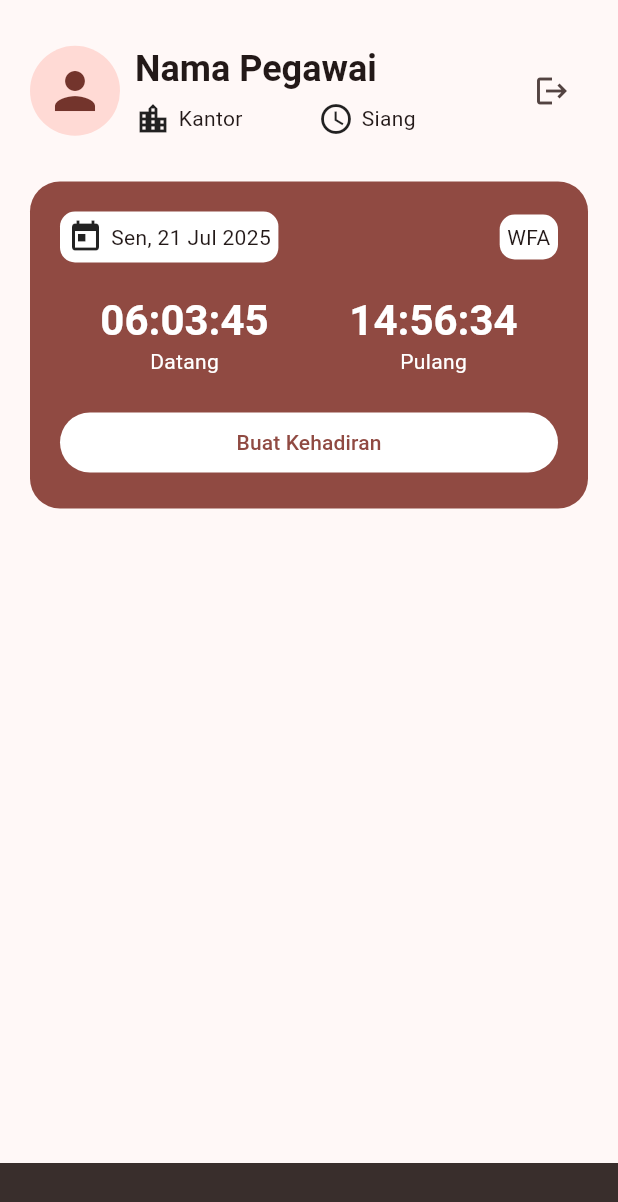
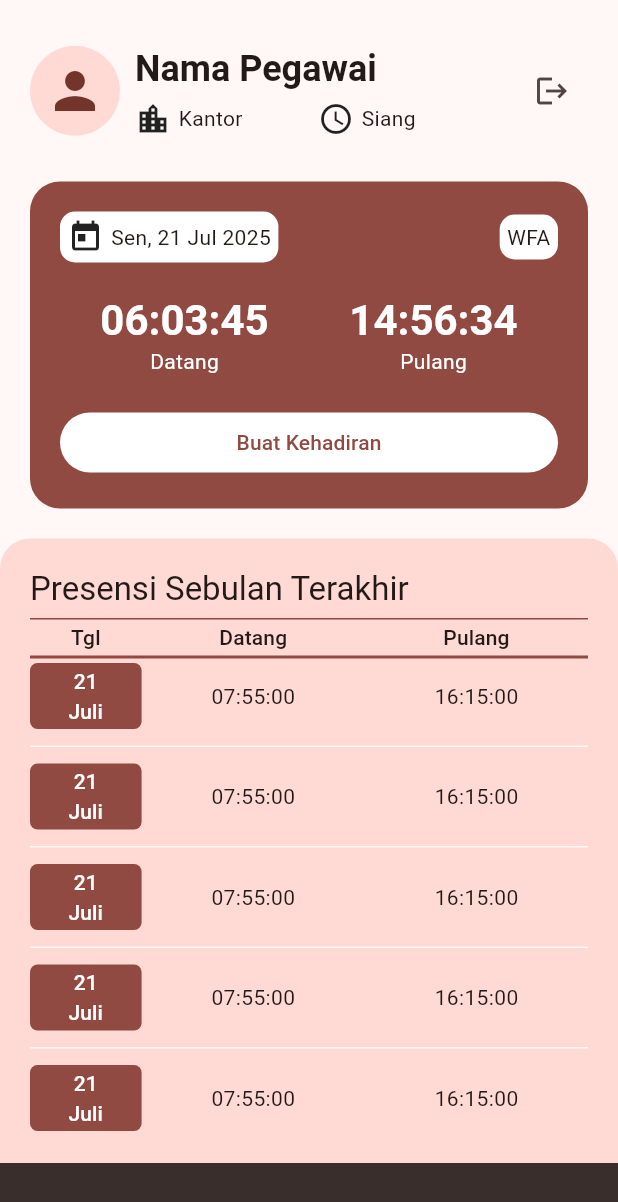
Before and after one commit to rickyalfin/presensi_pegawai_flutter, a Flutter app: the screen it shows after launch, after a tap on "Login", on a phone screen of 412 x 824 dp. Shown: the top 1202 px of the screen. Run offline on Flutter 3.47's test engine with Material 3 defaults, Android fonts, the light colour scheme and no system bars; our stand-ins replace dio, freezed_annotation, geolocator, get_it, pretty_dio_logger, retrofit and 1 more; missing offline and left inert: flutter_osm_plugin.

Commit message:
Membangun tampilan kehadiran sebulan terakhir halaman home

```diff
--- a/lib/app/presentation/home/home_screen.dart
+++ b/lib/app/presentation/home/home_screen.dart
@@ -11,7 +11,13 @@ class HomeScreen extends AppWidget<HomeNotifier, void, void> {
   Widget bodyBuild(BuildContext context) {
     // Widget SafeArea digunakan untuk mengamankan tampilan konten supaya isi konten tidak bertabrakan dengan notifikasi di mobile
     return SafeArea(
-      child: Column(children: [_headerLayout(context), _todayLayout(context)]),
+      child: Column(
+        children: [
+          _headerLayout(context),
+          _todayLayout(context),
+          Expanded(child: _thisMonthLayout(context)),
+        ],
+      ),
     );
   }
 
@@ -146,6 +152,94 @@ class HomeScreen extends AppWidget<HomeNotifier, void, void> {
     );
   }
 
+  _thisMonthLayout(BuildContext context) {
+    return Container(
+      width: double.maxFinite,
+      margin: EdgeInsets.only(top: 10),
+      padding: EdgeInsets.all(20),
+      decoration: BoxDecoration(
+        borderRadius: BorderRadius.vertical(top: Radius.circular(20)),
+        color: GlobalHelper.getColorSchema(context).primaryContainer,
+      ),
+      child: Column(
+        crossAxisAlignment: CrossAxisAlignment.start,
+        children: [
+          Text(
+            'Presensi Sebulan Terakhir',
+            style: GlobalHelper.getTextStyle(
+              context,
+              appTextStyle: AppTextStyle.TITLE_LARGE,
+            ),
+          ),
+          SizedBox(height: 5),
+          Container(
+            height: 1,
+            color: GlobalHelper.getColorSchema(context).primary,
+          ),
+          SizedBox(height: 2),
+          Row(
+            children: [
+              Expanded(
+                flex: 1,
+                child: Center(
+                  child: Text(
+                    'Tgl',
+                    style: GlobalHelper.getTextStyle(
+                      context,
+                      appTextStyle: AppTextStyle.TITLE_SMALL,
+                    ),
+                  ),
+                ),
+              ),
+              Expanded(
+                flex: 2,
+                child: Center(
+                  child: Text(
+                    'Datang',
+                    style: GlobalHelper.getTextStyle(
+                      context,
+                      appTextStyle: AppTextStyle.TITLE_SMALL,
+                    ),
+                  ),
+                ),
+              ),
+              Expanded(
+                flex: 2,
+                child: Center(
+                  child: Text(
+                    'Pulang',
+                    style: GlobalHelper.getTextStyle(
+                      context,
+                      appTextStyle: AppTextStyle.TITLE_SMALL,
+                    ),
+                  ),
+                ),
+              ),
+            ],
+          ),
+          SizedBox(height: 2),
+          Container(
+            height: 2,
+            color: GlobalHelper.getColorSchema(context).primary,
+          ),
+          ListView.separated(
+            physics: NeverScrollableScrollPhysics(),
+            shrinkWrap: true,
+            separatorBuilder: (context, index) => Container(
+              margin: EdgeInsets.symmetric(vertical: 8.0),
+              height: 1,
+              color: GlobalHelper.getColorSchema(context).surface,
+            ),
+            itemCount: 5,
+            itemBuilder: (context, index) {
+              return _itemThisMonth(context);
+            },
+          ),
+        ],
+      ),
+    );
+  }
+
   _timeTodayLayout(BuildContext context, String label, String time) {
     return Expanded(
       child: Column(
@@ -173,6 +267,61 @@ class HomeScreen extends AppWidget<HomeNotifier, void, void> {
     );
   }
 
+  _itemThisMonth(BuildContext context) {
+    return Container(
+      margin: EdgeInsets.symmetric(vertical: 3),
+      child: Row(
+        children: [
+          Expanded(
+            flex: 1,
+            child: Container(
+              padding: EdgeInsets.symmetric(vertical: 2, horizontal: 5),
+              decoration: BoxDecoration(
+                borderRadius: BorderRadius.circular(5),
+                color: GlobalHelper.getColorSchema(context).primary,
+              ),
+              child: Text(
+                '21\nJuli',
+                style:
+                    GlobalHelper.getTextStyle(
+                      context,
+                      appTextStyle: AppTextStyle.LABEL_LARGE,
+                    )?.copyWith(
+                      color: GlobalHelper.getColorSchema(context).onPrimary,
+                    ),
+                textAlign: TextAlign.center,
+              ),
+            ),
+          ),
+          Expanded(
+            flex: 2,
+            child: Center(
+              child: Text(
+                '07:55:00',
+                style: GlobalHelper.getTextStyle(
+                  context,
+                  appTextStyle: AppTextStyle.BODY_MEDIUM,
+                ),
+              ),
+            ),
+          ),
+          Expanded(
+            flex: 2,
+            child: Center(
+              child: Text(
+                '16:15:00',
+                style: GlobalHelper.getTextStyle(
+                  context,
+                  appTextStyle: AppTextStyle.BODY_MEDIUM,
+                ),
+              ),
+            ),
+          ),
+        ],
+      ),
+    );
+  }
+
   @override
   void checkVariableAfterUi(BuildContext context) {
     // TODO: implement checkVariableAfterUi
```
